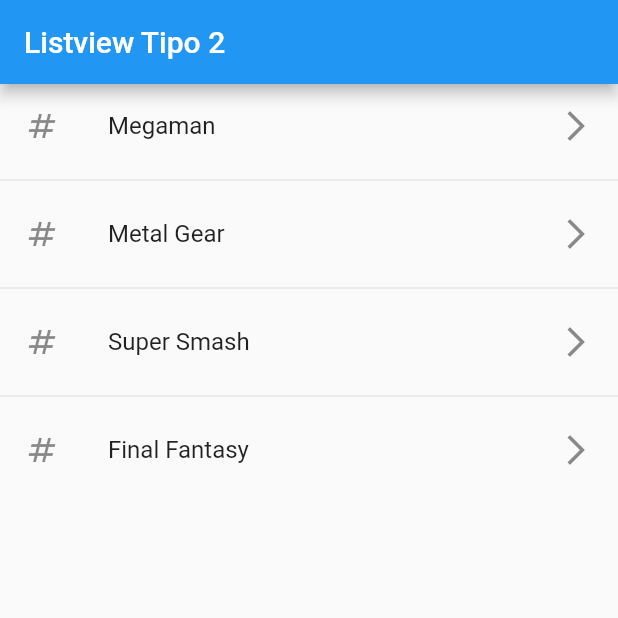
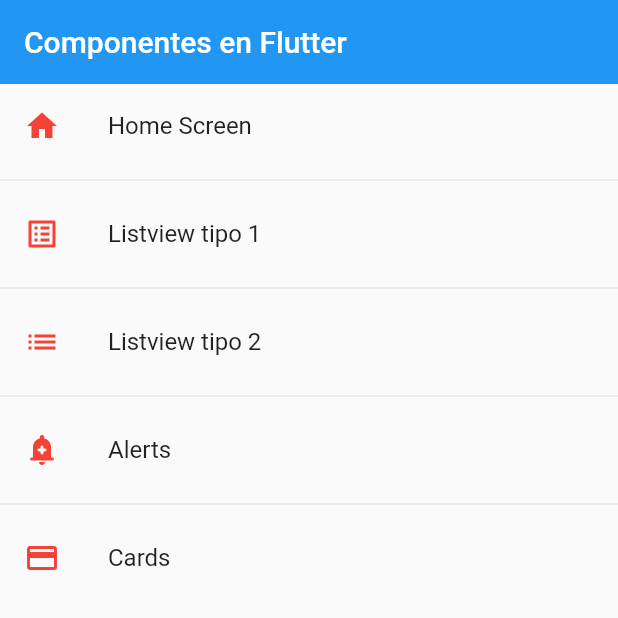
Before and after one commit to xurxobello/App-Flutter-varios-widgets, a Flutter app: the screen it shows after launch, on a phone screen of 412 x 824 dp, the top half of it. Run offline on Flutter 3.47's test engine with Material 2 defaults, Android fonts, the phone set to English and light mode, and no system bars.

Commit message:
onTap, estilo del AppBar, HomeScreen, rutas iniciales, navegar a una nueva pantalla, AppRouter y modelo y listado de rutas

```diff
--- a/lib/main.dart
+++ b/lib/main.dart
@@ -1,7 +1,6 @@
 import 'package:flutter/material.dart';
 
-// import 'package:my_app/screens/listview1_screen.dart';
-import 'package:my_app/screens/listview2_screen.dart';
+import 'package:my_app/router/app_routes.dart';
 
 void main() => runApp(const MyApp());
 
@@ -10,10 +9,12 @@
 
   @override
   Widget build(BuildContext context) {
-    return const MaterialApp(
+    return MaterialApp(
       debugShowCheckedModeBanner: false,
       title: 'Material App',
-      home: Listview2Screen()
+      initialRoute: AppRoutes.initialRoute,
+      routes: AppRoutes.getAppRoutes(),
+      onGenerateRoute: AppRoutes.onGenerateRoute
     );
   }
 }
--- /dev/null
+++ b/lib/models/menu_option.dart
@@ -0,0 +1,17 @@
+
+
+import 'package:flutter/material.dart' show IconData, Widget;
+
+class MenuOption {
+  final String route;
+  final IconData icon;
+  final String name;
+  final Widget screen;
+
+  MenuOption({
+    required this.route,
+    required this.icon,
+    required this.name,
+    required this.screen
+    });
+}
--- /dev/null
+++ b/lib/models/models.dart
@@ -0,0 +1,2 @@
+
+export 'package:my_app/models/menu_option.dart';
--- /dev/null
+++ b/lib/router/app_routes.dart
@@ -0,0 +1,46 @@
+import 'package:flutter/material.dart';
+
+import 'package:my_app/models/models.dart';
+import 'package:my_app/screens/screens.dart';
+
+class AppRoutes {
+
+  static const initialRoute = 'home';
+
+  static final menuOptions = <MenuOption>[
+    // Nos queda pendiente borrar home del listado siguiente
+
+    MenuOption(route: 'home', name: 'Home Screen', screen: const HomeScreen(), icon: Icons.home),
+    MenuOption(route: 'listview1', name: 'Listview tipo 1', screen: const Listview1Screen(), icon: Icons.list_alt),
+    MenuOption(route: 'listview2', name: 'Listview tipo 2', screen: const Listview2Screen(), icon: Icons.list),
+    MenuOption(route: 'alert', name: 'Alerts', screen: const AlertScreen(), icon: Icons.add_alert_rounded),
+    MenuOption(route: 'card', name: 'Cards', screen: const CardScreen(), icon: Icons.credit_card),
+  ];
+
+  static Map<String, Widget Function(BuildContext)> getAppRoutes() {
+
+    Map<String, Widget Function(BuildContext)> appRoutes = {};
+
+    for (final option in menuOptions) {
+      appRoutes.addAll({option.route: (BuildContext context) => option.screen});
+
+    }
+
+    return appRoutes;
+  }
+
+//  static Map<String, Widget Function(BuildContext)> routes = {
+//        'home': (BuildContext context) => const HomeScreen(),
+//        'listview1': (BuildContext context) => const Listview1Screen(),
+//        'listview2': (BuildContext context) => const Listview2Screen(),
+//        'alert': (BuildContext context) => const AlertScreen(),
+//        'card': (BuildContext context) => const CardScreen()
+//      };
+
+  static Route<dynamic> onGenerateRoute (RouteSettings settings) {
+    return MaterialPageRoute(
+          builder: (context) => const AlertScreen()
+        );
+  }
+
+}
--- /dev/null
+++ b/lib/screens/home_screen.dart
@@ -0,0 +1,33 @@
+import 'package:flutter/material.dart';
+import 'package:my_app/router/app_routes.dart';
+
+
+class HomeScreen extends StatelessWidget {
+
+  const HomeScreen({Key? key}) : super(key: key);
+
+  @override
+  Widget build(BuildContext context) {
+
+    return Scaffold(
+      appBar: AppBar(
+        title: const Text('Componentes en Flutter'),
+        elevation: 0,
+      ),
+      body: ListView.separated(
+        itemBuilder: (context, index) => ListTile(
+          leading: Icon(AppRoutes.menuOptions[index].icon, color: Colors.red,),
+          title: Text(AppRoutes.menuOptions[index].name),
+          onTap: () {
+            // final route = MaterialPageRoute(builder: (context) => const Listview1Screen() );
+            // Navigator.push(context, route);
+
+            Navigator.pushNamed(context, AppRoutes.menuOptions[index].route);
+          },
+        ),
+        separatorBuilder: (context, index) => const Divider(),
+        itemCount: AppRoutes.menuOptions.length
+        )
+    );
+  }
+}
--- /dev/null
+++ b/lib/screens/screens.dart
@@ -0,0 +1,6 @@
+
+export 'package:my_app/screens/alert_screen.dart';
+export 'package:my_app/screens/card_screen.dart';
+export 'package:my_app/screens/home_screen.dart';
+export 'package:my_app/screens/listview1_screen.dart';
+export 'package:my_app/screens/listview2_screen.dart';
```
Also changed, not shown: lib/screens/alert_screen.dart (added, +15 -0 lines), lib/screens/card_screen.dart (added, +15 -0 lines), lib/screens/listview2_screen.dart (+8 -2 lines).
